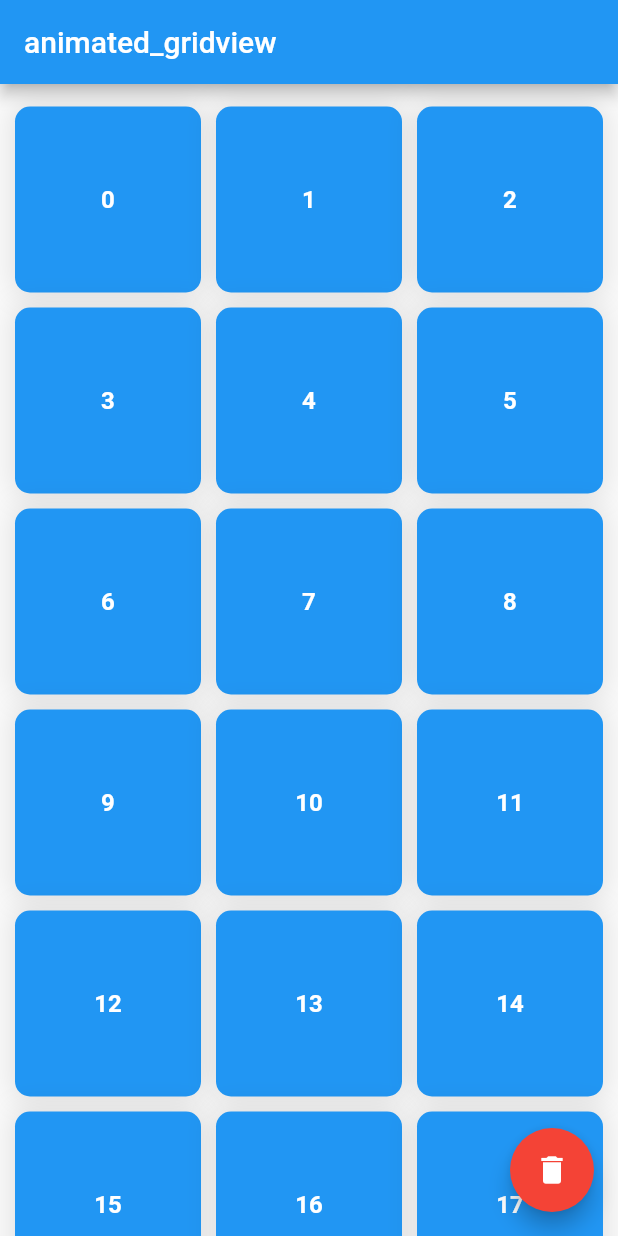
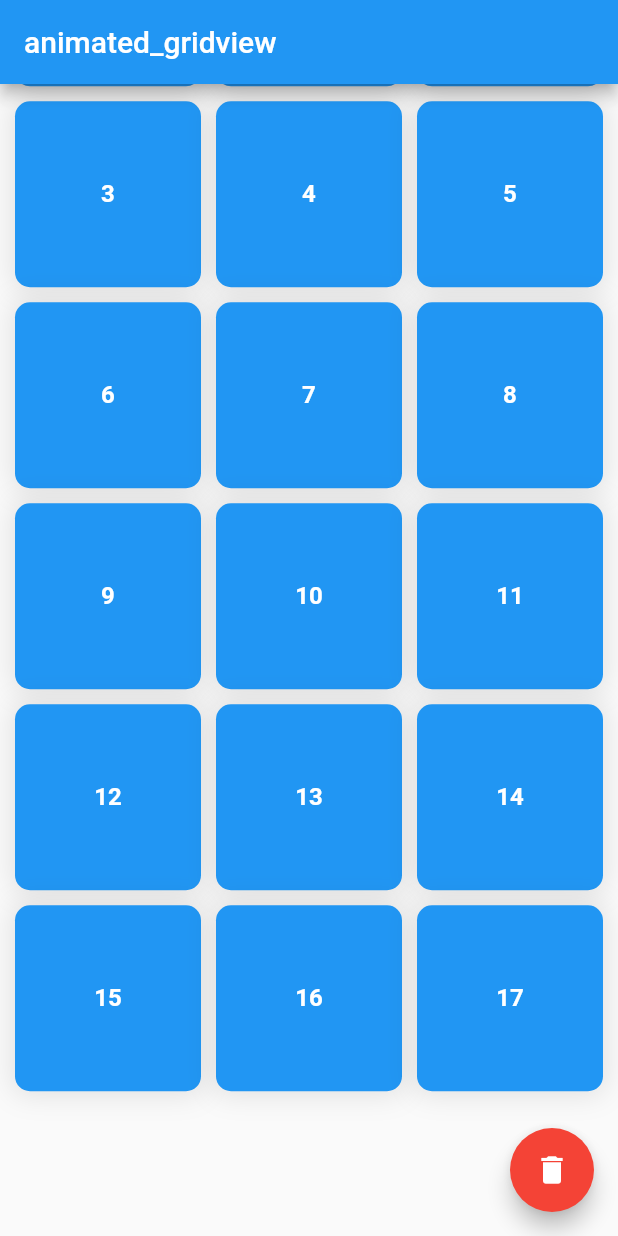
Before and after one commit to MihiroSaito/animated_gridview_app, a Flutter app: the screen it shows after launch, after a tap on the "delete" icon, on a phone screen of 412 x 824 dp. Run offline on Flutter 3.47's test engine with Material 2 defaults, Android fonts, the phone set to English and light mode, and no system bars.

```diff
--- a/lib/gridview.dart
+++ b/lib/gridview.dart
@@ -6,17 +6,23 @@ class AnimatedGridView extends StatefulWidget {
     Key? key,
     required this.gridviewItems,
     required this.selectingItemsList,
-    required this.crossAxisCount}) : super(key: key);
+    required this.crossAxisCount,
+    required this.enableAnimation,
+    required this.animation}) : super(key: key);
 
   final List<dynamic> gridviewItems;
   final List<Map<String, dynamic>> selectingItemsList;
   final int crossAxisCount;
+  final bool enableAnimation;
+  final Animation<Offset> animation;
 
   @override
   _AnimatedGridViewState createState() => _AnimatedGridViewState();
 }
 
-class _AnimatedGridViewState extends State<AnimatedGridView> {
+class _AnimatedGridViewState extends State<AnimatedGridView> with SingleTickerProviderStateMixin {
+
+
 
   @override
   Widget build(BuildContext context) {
@@ -33,7 +39,17 @@ class _AnimatedGridViewState extends State<AnimatedGridView> {
         mainAxisSpacing: 10,
       ),
       itemBuilder: (BuildContext context, int index) {
-        return GestureDetector(
+
+
+
+        return AnimatedOpacity(
+          opacity: widget.selectingItemsList.contains(widget.gridviewItems[index]) && widget.enableAnimation
+              ? 0
+              : 1,
+          duration: const Duration(milliseconds: 200),
+          child: SlideTransition(
+            position: widget.animation,
+            child: GestureDetector(
               onTap: () {
                 if (widget.selectingItemsList.contains(widget.gridviewItems[index])) {
                   setState(() {
@@ -71,6 +87,8 @@ class _AnimatedGridViewState extends State<AnimatedGridView> {
                   ),
                 ),
               ),
+            ),
+          ),
         );
       },
       itemCount: widget.gridviewItems.length,
@@ -86,7 +104,8 @@ void deleteFunction({
   required List<Map<String, dynamic>> gridviewItems,
   required List<Map<String, dynamic>> selectingItemsList,
   required int crossAxisCount,
-  required Function reBuild
+  required Function reBuild,
+  required Function startAnimation
 }) {
 
   final Map<String, dynamic> oldItemsInfoListAndNewItemsInfoList = identifyThePositionToMove(
@@ -96,14 +115,16 @@ void deleteFunction({
   /// アイテムを削除する前と削除した後の位置を管理するリストを取得する。
 
 
+
   //todo: アイテムの削除アニメーションを追加する
+  startAnimation();
 
 
-  for (int i = 0; i < selectingItemsList.length; i++) {
-    gridviewItems.remove(selectingItemsList[i]);
-  }
-  selectingItemsList.clear();
-  reBuild();
+  // for (int i = 0; i < selectingItemsList.length; i++) {
+  //   gridviewItems.remove(selectingItemsList[i]);
+  // }
+  // selectingItemsList.clear();
+  // reBuild();
 }
 
 
--- a/lib/main.dart
+++ b/lib/main.dart
@@ -28,7 +28,7 @@ class MyHomePage extends StatefulWidget {
   State<MyHomePage> createState() => _MyHomePageState();
 }
 
-class _MyHomePageState extends State<MyHomePage> {
+class _MyHomePageState extends State<MyHomePage> with SingleTickerProviderStateMixin {
 
 
   /// 全てのアイテム
@@ -79,6 +79,34 @@ class _MyHomePageState extends State<MyHomePage> {
   }
 
 
+  /// これから下の記述は本来であればGridView側で管理したい記述
+  late final AnimationController _controller = AnimationController(
+    duration: const Duration(milliseconds: 900),
+    vsync: this,
+  )..repeat(reverse: true);
+
+  // late final AnimationController _animationController = AnimationController(
+  //   vsync: this,
+  //   duration: const Duration(milliseconds: 500),
+  // );
+
+  late final Animation<Offset> _offsetAnimation = Tween<Offset>(
+    begin: Offset.zero,
+    end: const Offset(0.0, -2.25),
+  ).animate(CurvedAnimation(
+    parent: _controller,
+    curve: Curves.ease,
+  ));
+
+  bool enableAnimation = false;
+
+  void startAnimation() {
+    setState(() {
+      enableAnimation = true;
+    });
+  }
+
+
 
 
 
@@ -95,13 +123,16 @@ class _MyHomePageState extends State<MyHomePage> {
       body: AnimatedGridView(
           gridviewItems: gridviewItems,
           selectingItemsList: selectingItemsList,
-          crossAxisCount: crossAxisCount,),
+          crossAxisCount: crossAxisCount,
+          enableAnimation: enableAnimation,
+          animation: _offsetAnimation),
       floatingActionButton: FloatingActionButton(
         onPressed: () {
           deleteFunction(
               gridviewItems: gridviewItems,
               selectingItemsList: selectingItemsList,
               crossAxisCount: crossAxisCount,
+              startAnimation: startAnimation,
               reBuild: reBuild);
         },
         tooltip: 'delete',
```
Lines whose indentation alone changed are shown as unchanged.
